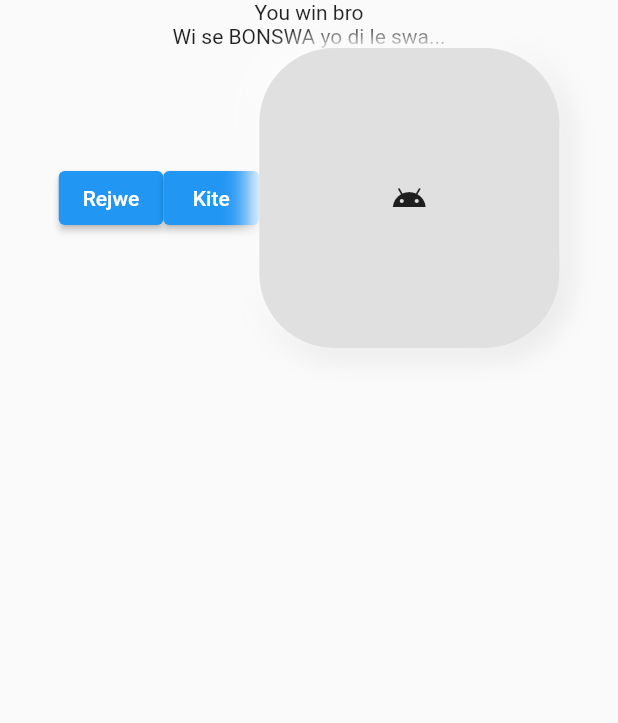
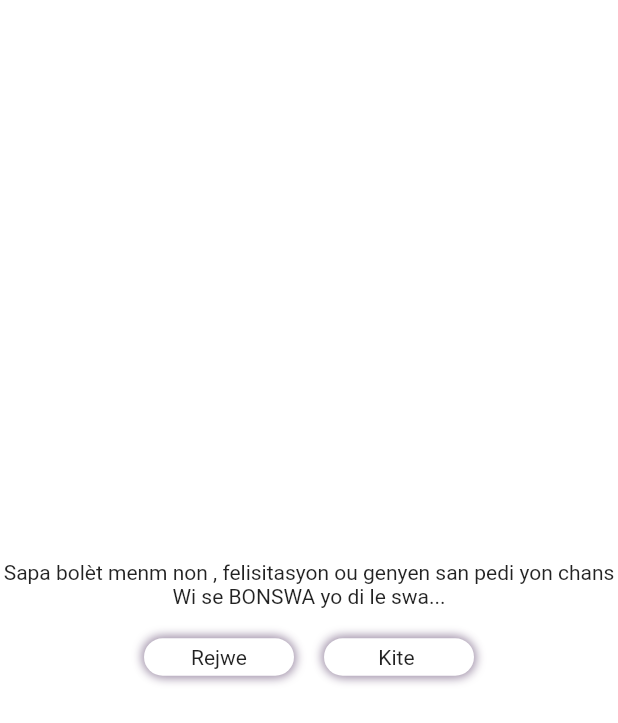
Before and after one commit to hankakee/hangmanGame, a Flutter app: the EnfoScreen screen opened directly, on a phone screen of 412 x 824 dp. Shown: the top 723 px of the screen. Run offline on Flutter 3.47's test engine with Material 2 defaults, Android fonts, the phone set to English and light mode, and no system bars.

Commit message:
designing bttons kite and rejwe

```diff
--- a/lib/main.dart
+++ b/lib/main.dart
@@ -3,6 +3,7 @@ import 'package:flutter/services.dart';
 import "dart:math";
 import "dart:io";
 import 'dart:async';
+// import 'package:flutter_inset_box_shadow/flutter_inset_box_shadow.dart';
 
 void main() {
   runApp(
@@ -216,8 +217,8 @@ class _HangmanState extends State<Hangman> {
                         Navigator.push(
                             context,
                             MaterialPageRoute(
-                                builder: (context) =>
-                                    const EnfoScreen(statusInfo: "winner")));
+                                builder: (context) => EnfoScreen(
+                                    statusInfo: "winner", vies: lives)));
                       },
                     ),
                   ),
@@ -580,11 +581,12 @@ class _HangmanState extends State<Hangman> {
     Navigator.push(
         context,
         MaterialPageRoute(
-            builder: (context) => const EnfoScreen(statusInfo: "loser")));
+            builder: (context) =>
+                const EnfoScreen(statusInfo: "loser", vies: 0)));
     return "";
   }
 
-  static String ParseText(String word, String search, String letter, context) {
+  String ParseText(String word, String search, String letter, context) {
     // moChwazi
     var tmpKrypt = word.split("");
     var tmptesksTab = search.split("");
@@ -628,7 +630,8 @@ class _HangmanState extends State<Hangman> {
         Navigator.push(
             context,
             MaterialPageRoute(
-                builder: (context) => const EnfoScreen(statusInfo: "winner")));
+                builder: (context) =>
+                    EnfoScreen(statusInfo: "winner", vies: lives)));
         // context
       }
       print("Find the bottle");
@@ -746,59 +749,95 @@ class MizajouScreen extends StatelessWidget {
 
 class EnfoScreen extends StatelessWidget {
   final String statusInfo;
-  const EnfoScreen({Key? key, required this.statusInfo}) : super(key: key);
+  final int vies;
+  const EnfoScreen({Key? key, required this.statusInfo, required this.vies})
+      : super(key: key);
 
   @override
   Widget build(BuildContext context) {
     return Scaffold(
         body: Container(
-          child: statusInfo == "loser"
-              ? Row(
+            color: Colors.white,
+            child: Center(
+                child: Column(
+              mainAxisAlignment: MainAxisAlignment.center,
+              crossAxisAlignment: CrossAxisAlignment.center,
               children: [
-                    Text("Domaj se fini..."),
-                    Text(losing),
-                  ],
-                )
-              : Center(
-                  child: Column(
-                    children: [
-                      Text("You win bro"),
+                Text(
+                    "Sapa bolèt menm non , felisitasyon ou genyen san pedi yon chans"),
                 Text(winning),
                 // const Spacer(),
                 Row(
                   mainAxisAlignment: MainAxisAlignment.center,
                   children: [
-                          ElevatedButton(
-                              onPressed: () {}, child: Text("Rejwe")),
-                          ElevatedButton(onPressed: () {}, child: Text("Kite")),
-                          Container(
-                            width: 200,
-                            height: 200,
-                            child: Icon(Icons.android),
+                    GestureDetector(
+                        onTap: () {
+                          print("Rejwe clicked");
+                        },
+                        child: Container(
+                          width: 100,
+                          height: 25,
+                          margin: EdgeInsets.only(top: 20.0, right: 20.0),
+                          padding: EdgeInsets.all(4.0),
+                          child: Center(
+                              child: Text(
+                            "Rejwe",
+                            style: TextStyle(fontWeight: FontWeight.w400),
+                          )),
                           decoration: BoxDecoration(
-                                color: Colors.grey[300],
-                                borderRadius:
-                                    BorderRadius.all(Radius.circular(50)),
+                              color: Color.fromARGB(255, 255, 255, 255),
+                              borderRadius: BorderRadius.circular(30),
                               boxShadow: [
                                 BoxShadow(
-                                    color: Colors.grey.shade300,
-                                    offset: Offset(4.0, 4.0),
-                                    blurRadius: 15.0,
-                                    spreadRadius: 1.0,
+                                  color: Color(0xFFA799AF),
+                                  offset: Offset(-1.0, -1.0),
+                                  blurRadius: 5.0,
+                                  spreadRadius: 0,
                                 ),
                                 BoxShadow(
-                                    color: Colors.white,
-                                    offset: Offset(-4.0, -4.0),
-                                    blurRadius: 15.0,
-                                    spreadRadius: 1.0,
-                                  )
+                                  color: Color(0xFFA799AF),
+                                  offset: Offset(1.0, 1.0),
+                                  blurRadius: 5.0,
+                                  spreadRadius: 0,
+                                ),
                               ]),
-                          )
+                        )),
+                    SizedBox(),
+                    GestureDetector(
+                        onTap: () {
+                          print("Kite clicked");
+                        },
+                        child: Container(
+                          width: 100,
+                          height: 25,
+                          margin: EdgeInsets.only(top: 20.0),
+                          padding: EdgeInsets.all(4.0),
+                          child: Center(
+                              child: Text(
+                            "Kite ",
+                            style: TextStyle(fontWeight: FontWeight.w400),
+                          )),
+                          decoration: BoxDecoration(
+                              color: Color.fromARGB(255, 255, 255, 255),
+                              borderRadius: BorderRadius.circular(30),
+                              boxShadow: [
+                                BoxShadow(
+                                  color: Color(0xFFA799AF),
+                                  offset: Offset(-1.0, -1.0),
+                                  blurRadius: 5.0,
+                                  spreadRadius: 0,
+                                ),
+                                BoxShadow(
+                                  color: Color(0xFFA799AF),
+                                  offset: Offset(1.0, 1.0),
+                                  blurRadius: 5.0,
+                                  spreadRadius: 0,
+                                ),
+                              ]),
+                        )),
                   ],
                 )
               ],
-                  ),
-                )),
-    );
+            ))));
   }
 }
```
Lines whose indentation alone changed are shown as unchanged.
